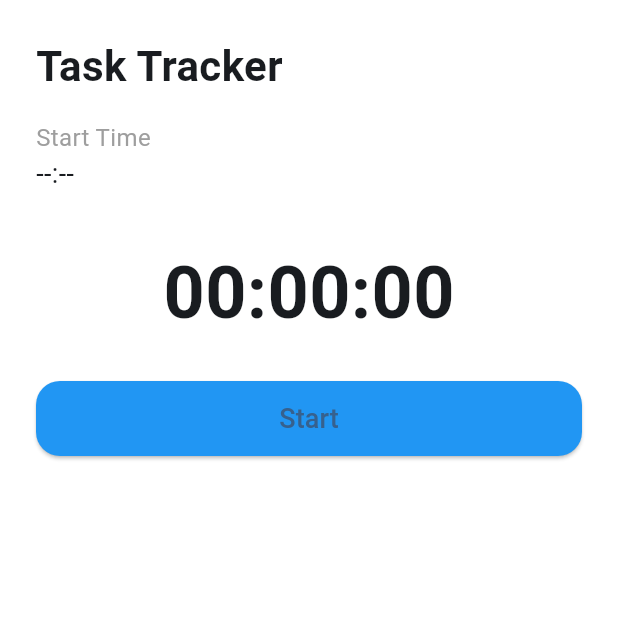
After one commit to krishnakireeti-2k7/task_tracker, a Flutter app: the screen it shows after launch, after a tap on the "add" icon, on a phone screen of 412 x 824 dp, the top half of it. The commit adds this screen. Run offline on Flutter 3.47's test engine with Material 3 defaults, Android fonts, the phone set to English and light mode, and no system bars; our stand-ins replace flutter_riverpod, hive, hive_flutter; accounts and stored records are empty.

Commit message:
Added task tracker screen

```diff
--- a/lib/screens/home_screen.dart
+++ b/lib/screens/home_screen.dart
@@ -1,12 +1,11 @@
 import 'package:flutter/material.dart';
-import 'package:flutter/src/widgets/framework.dart';
 import 'package:flutter_riverpod/flutter_riverpod.dart';
 import 'package:task_tracker/providers/task_providers.dart';
-import 'package:task_tracker/widgets/add_task_dialougue.dart';
+import 'package:task_tracker/screens/task_tracking_screen.dart';
 import 'package:task_tracker/widgets/task_tile.dart';
 
 class HomeScreen extends ConsumerWidget {
-  HomeScreen({super.key});
+  const HomeScreen({super.key});
   @override
   Widget build(BuildContext context, WidgetRef ref) {
     final tasks = ref.watch(taskProvider);
@@ -21,9 +20,15 @@ class HomeScreen extends ConsumerWidget {
                   return TaskTile(task: tasks[index], index: index);
                 },
               ),
-              floatingActionButton: FloatingActionButton(
-                onPressed: () => AddTaskDialougue(),
-              ),
+      floatingActionButton: FloatingActionButton(
+        onPressed: () {
+          Navigator.push(
+            context,
+            MaterialPageRoute(builder: (_) => TaskTrackingScreen()),
+          );
+        },
+        child: Icon(Icons.add),
+      ),
     );
   }
 }
--- /dev/null
+++ b/lib/screens/task_tracking_screen.dart
@@ -0,0 +1,165 @@
+import 'dart:async';
+import 'package:flutter/material.dart';
+import 'package:intl/intl.dart';
+import 'package:flutter_riverpod/flutter_riverpod.dart';
+import 'package:task_tracker/models/task.dart';
+import 'package:task_tracker/providers/task_providers.dart';
+
+/// This screen lets user start a task timer, stop it, and enter description.
+/// On stop, it saves the task and returns to home screen.
+class TaskTrackingScreen extends ConsumerStatefulWidget {
+  const TaskTrackingScreen({super.key});
+
+  @override
+  ConsumerState<TaskTrackingScreen> createState() => _TaskTrackingScreenState();
+}
+
+class _TaskTrackingScreenState extends ConsumerState<TaskTrackingScreen> {
+  DateTime? startTime;
+  DateTime? endTime;
+  Duration elapsed = Duration.zero;
+  Timer? _timer;
+
+  bool isTracking = false;
+
+  final TextEditingController descriptionController = TextEditingController();
+
+  /// Starts the timer and sets the start time
+  void _startTimer() {
+    startTime = DateTime.now();
+    isTracking = true;
+    _timer = Timer.periodic(const Duration(seconds: 1), (_) {
+      setState(() {
+        elapsed = DateTime.now().difference(startTime!);
+      });
+    });
+    setState(() {});
+  }
+
+  /// Stops the timer and saves the task via provider
+  void _stopTimer() {
+    _timer?.cancel();
+    endTime = DateTime.now();
+
+    // Save task to provider
+    final newTask = Task(
+      startTime: startTime!,
+      endTime: endTime!,
+      title: descriptionController.text.trim(),
+    );
+
+    ref.read(taskProvider.notifier).addTask(newTask);
+
+    // Pop back to home screen
+    Navigator.pop(context);
+  }
+
+  /// Formats timer like 00:10:32
+  String _formatDuration(Duration duration) {
+    final h = duration.inHours.toString().padLeft(2, '0');
+    final m = duration.inMinutes.remainder(60).toString().padLeft(2, '0');
+    final s = duration.inSeconds.remainder(60).toString().padLeft(2, '0');
+    return '$h:$m:$s';
+  }
+
+  @override
+  void dispose() {
+    _timer?.cancel();
+    descriptionController.dispose();
+    super.dispose();
+  }
+
+  @override
+  Widget build(BuildContext context) {
+    final dateFormat = DateFormat.yMMMd().add_jm();
+
+    return Scaffold(
+      backgroundColor: Colors.white,
+      body: SafeArea(
+        child: Padding(
+          padding: const EdgeInsets.all(24),
+          child: Column(
+            crossAxisAlignment: CrossAxisAlignment.start,
+            children: [
+              const Text(
+                'Task Tracker',
+                style: TextStyle(fontSize: 28, fontWeight: FontWeight.bold),
+              ),
+              const SizedBox(height: 16),
+
+              const Text(
+                'Start Time',
+                style: TextStyle(fontSize: 16, color: Colors.grey),
+              ),
+              Text(
+                startTime != null ? dateFormat.format(startTime!) : '--:--',
+                style: const TextStyle(fontSize: 18),
+              ),
+
+              const SizedBox(height: 32),
+
+              Center(
+                child: Text(
+                  _formatDuration(elapsed),
+                  style: const TextStyle(
+                    fontSize: 48,
+                    fontWeight: FontWeight.bold,
+                  ),
+                ),
+              ),
+
+              const SizedBox(height: 24),
+
+              if (!isTracking)
+                ElevatedButton(
+                  onPressed: _startTimer,
+                  style: ElevatedButton.styleFrom(
+                    minimumSize: const Size.fromHeight(50),
+                    backgroundColor: Colors.blue,
+                    shape: RoundedRectangleBorder(
+                      borderRadius: BorderRadius.circular(16),
+                    ),
+                  ),
+                  child: const Text('Start', style: TextStyle(fontSize: 18)),
+                ),
+
+              if (isTracking)
+                Column(
+                  crossAxisAlignment: CrossAxisAlignment.stretch,
+                  children: [
+                    ElevatedButton(
+                      onPressed: _stopTimer,
+                      style: ElevatedButton.styleFrom(
+                        backgroundColor: Colors.blue,
+                        minimumSize: const Size.fromHeight(50),
+                        shape: RoundedRectangleBorder(
+                          borderRadius: BorderRadius.circular(16),
+                        ),
+                      ),
+                      child: const Text('Stop', style: TextStyle(fontSize: 18)),
+                    ),
+                    const SizedBox(height: 24),
+                    const Text(
+                      'Description',
+                      style: TextStyle(fontSize: 16, color: Colors.grey),
+                    ),
+                    const SizedBox(height: 8),
+                    TextField(
+                      controller: descriptionController,
+                      maxLines: 4,
+                      decoration: InputDecoration(
+                        hintText: 'What did you work on?',
+                        border: OutlineInputBorder(
+                          borderRadius: BorderRadius.circular(12),
+                        ),
+                      ),
+                    ),
+                  ],
+                ),
+            ],
+          ),
+        ),
+      ),
+    );
+  }
+}
--- a/pubspec.yaml
+++ b/pubspec.yaml
@@ -38,6 +38,7 @@ dependencies:
   path_provider: ^2.1.5
   hive: ^2.2.3
   flutter_riverpod: ^2.6.1
+  intl: ^0.20.2
 
 dev_dependencies:
   flutter_test:
```
Also changed, not shown: lib/widgets/add_task_dialougue.dart (deleted, +0 -84 lines), pubspec.lock.
